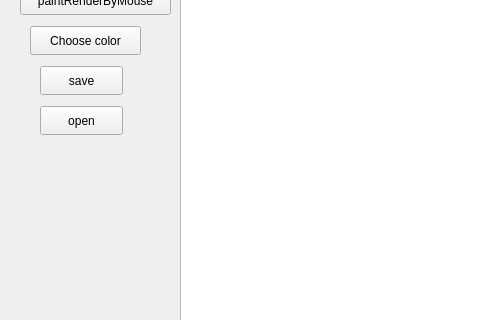
Qt form GraphicEditor/mainwindow.ui (AngelaWinner/Educational-practice) before a commit; both pictures show x 0 to 480 and y 214 to 534 of the 1100 by 755 pixel window.
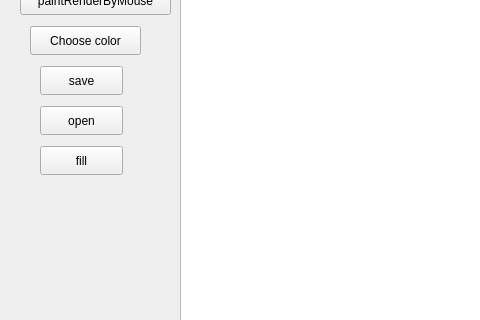
The same form after that commit.

What changed in the file:
```diff
--- a/GraphicEditor/mainwindow.ui
+++ b/GraphicEditor/mainwindow.ui
@@ -115,6 +115,19 @@
      <string>open</string>
     </property>
    </widget>
+   <widget class="QPushButton" name="fillButton">
+    <property name="geometry">
+     <rect>
+      <x>40</x>
+      <y>360</y>
+      <width>83</width>
+      <height>29</height>
+     </rect>
+    </property>
+    <property name="text">
+     <string>fill</string>
+    </property>
+   </widget>
   </widget>
   <widget class="QMenuBar" name="menubar">
    <property name="geometry">
```
